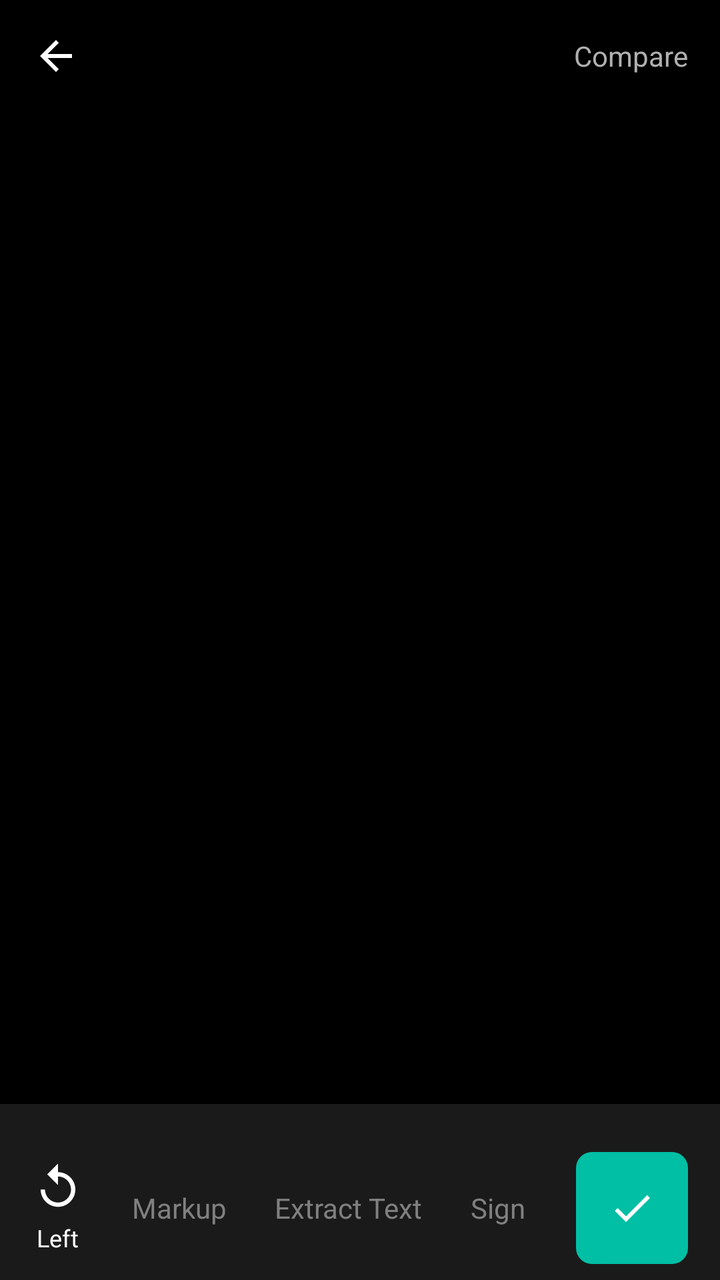
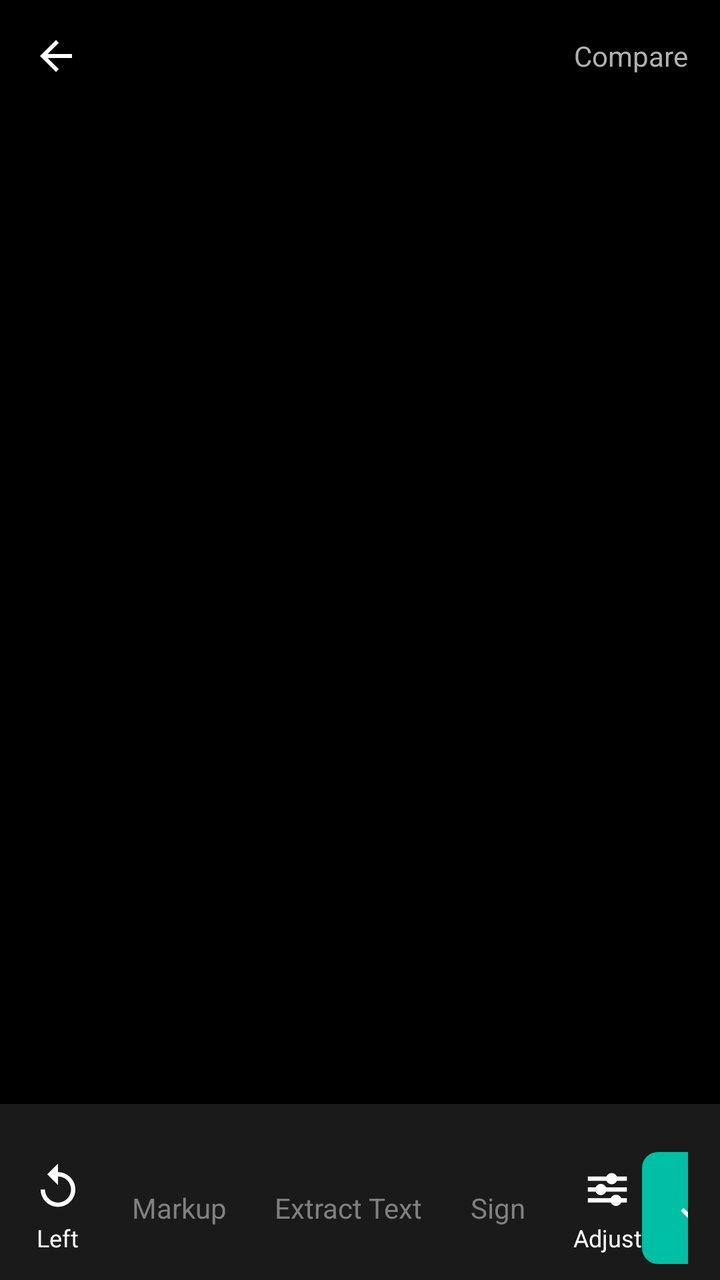

Screens rendered from an Android XML layout before and after an edit, with the pre-edit source and the edit as a unified diff.
<!-- AndroidManifest.xml: application theme Theme.Hakunaa -->
<!-- res/layout/activity_enhance.xml -->
<?xml version="1.0" encoding="utf-8"?>
<LinearLayout xmlns:android="http://schemas.android.com/apk/res/android"
    android:layout_width="match_parent"
    android:layout_height="match_parent"
    android:background="#000000"
    android:orientation="vertical">

    
    <LinearLayout
        android:layout_width="match_parent"
        android:layout_height="56dp"
        android:gravity="center_vertical"
        android:orientation="horizontal"
        android:paddingStart="8dp"
        android:paddingEnd="16dp">

        <ImageButton
            android:id="@+id/btnBack"
            android:layout_width="40dp"
            android:layout_height="40dp"
            android:background="@android:color/transparent"
            android:contentDescription="Back"
            android:src="@drawable/ic_arrow_back"
            android:tint="#FFFFFF" />

        <EditText
            android:id="@+id/etDocName"
            android:layout_width="0dp"
            android:layout_height="wrap_content"
            android:layout_marginStart="8dp"
            android:layout_weight="1"
            android:background="@android:color/transparent"
            android:textColor="#FFFFFF"
            android:textSize="18sp" />

        <TextView
            android:layout_width="wrap_content"
            android:layout_height="wrap_content"
            android:text="Compare"
            android:textColor="#B0B0B0"
            android:textSize="14sp" />
    </LinearLayout>

    
    <ImageView
        android:id="@+id/ivPage"
        android:layout_width="match_parent"
        android:layout_height="0dp"
        android:layout_weight="1"
        android:scaleType="fitCenter" />

    
    <HorizontalScrollView
        android:layout_width="match_parent"
        android:layout_height="wrap_content"
        android:background="#1A1A1A"
        android:paddingTop="8dp"
        android:paddingBottom="8dp">

        <LinearLayout
            android:id="@+id/filterRow"
            android:layout_width="wrap_content"
            android:layout_height="wrap_content"
            android:orientation="horizontal"
            android:paddingStart="8dp"
            android:paddingEnd="8dp" />
    </HorizontalScrollView>

    
    <LinearLayout
        android:id="@+id/adjustPanel"
        android:layout_width="match_parent"
        android:layout_height="wrap_content"
        android:background="#1A1A1A"
        android:orientation="vertical"
        android:paddingStart="16dp"
        android:paddingEnd="16dp"
        android:paddingTop="4dp"
        android:paddingBottom="8dp"
        android:visibility="gone">

        <LinearLayout
            android:layout_width="match_parent"
            android:layout_height="wrap_content"
            android:gravity="center_vertical"
            android:orientation="horizontal">

            <TextView
                android:layout_width="wrap_content"
                android:layout_height="wrap_content"
                android:text="Adjust"
                android:textColor="#FFFFFF"
                android:textSize="14sp"
                android:textStyle="bold" />

            <View
                android:layout_width="0dp"
                android:layout_height="0dp"
                android:layout_weight="1" />

            <TextView
                android:id="@+id/btnAdjustReset"
                android:layout_width="wrap_content"
                android:layout_height="wrap_content"
                android:padding="8dp"
                android:text="Reset"
                android:textColor="#00BFA5"
                android:textSize="14sp" />

            <TextView
                android:id="@+id/btnAdjustClose"
                android:layout_width="wrap_content"
                android:layout_height="wrap_content"
                android:padding="8dp"
                android:text="✕"
                android:textColor="#B0B0B0"
                android:textSize="14sp" />
        </LinearLayout>

        <LinearLayout
            android:layout_width="match_parent"
            android:layout_height="wrap_content"
            android:gravity="center_vertical"
            android:orientation="horizontal">

            <TextView
                android:layout_width="90dp"
                android:layout_height="wrap_content"
                android:text="Brightness"
                android:textColor="#B0B0B0"
                android:textSize="13sp" />

            <SeekBar
                android:id="@+id/seekBrightness"
                android:layout_width="0dp"
                android:layout_height="wrap_content"
                android:layout_weight="1"
                android:max="200"
                android:progress="100"
                android:progressTint="#00BFA5"
                android:thumbTint="#00BFA5" />

            <TextView
                android:id="@+id/tvBrightnessValue"
                android:layout_width="40dp"
                android:layout_height="wrap_content"
                android:gravity="end"
                android:text="0"
                android:textColor="#FFFFFF"
                android:textSize="13sp" />
        </LinearLayout>

        <LinearLayout
            android:layout_width="match_parent"
            android:layout_height="wrap_content"
            android:gravity="center_vertical"
            android:orientation="horizontal">

            <TextView
                android:layout_width="90dp"
                android:layout_height="wrap_content"
                android:text="Contrast"
                android:textColor="#B0B0B0"
                android:textSize="13sp" />

            <SeekBar
                android:id="@+id/seekContrast"
                android:layout_width="0dp"
                android:layout_height="wrap_content"
                android:layout_weight="1"
                android:max="150"
                android:progress="50"
                android:progressTint="#00BFA5"
                android:thumbTint="#00BFA5" />

            <TextView
                android:id="@+id/tvContrastValue"
                android:layout_width="40dp"
                android:layout_height="wrap_content"
                android:gravity="end"
                android:text="1.00"
                android:textColor="#FFFFFF"
                android:textSize="13sp" />
        </LinearLayout>

        <LinearLayout
            android:layout_width="match_parent"
            android:layout_height="wrap_content"
            android:gravity="center_vertical"
            android:orientation="horizontal">

            <TextView
                android:layout_width="90dp"
                android:layout_height="wrap_content"
                android:text="Sharpness"
                android:textColor="#B0B0B0"
                android:textSize="13sp" />

            <SeekBar
                android:id="@+id/seekSharpness"
                android:layout_width="0dp"
                android:layout_height="wrap_content"
                android:layout_weight="1"
                android:max="100"
                android:progress="0"
                android:progressTint="#00BFA5"
                android:thumbTint="#00BFA5" />

            <TextView
                android:id="@+id/tvSharpnessValue"
                android:layout_width="40dp"
                android:layout_height="wrap_content"
                android:gravity="end"
                android:text="0"
                android:textColor="#FFFFFF"
                android:textSize="13sp" />
        </LinearLayout>
    </LinearLayout>

    
    <LinearLayout
        android:id="@+id/applyAllRow"
        android:layout_width="match_parent"
        android:layout_height="wrap_content"
        android:background="#1A1A1A"
        android:gravity="center_vertical"
        android:orientation="horizontal"
        android:paddingStart="16dp"
        android:paddingEnd="16dp"
        android:paddingTop="4dp"
        android:paddingBottom="8dp"
        android:visibility="gone">

        <CheckBox
            android:id="@+id/cbApplyAll"
            android:layout_width="wrap_content"
            android:layout_height="wrap_content"
            android:buttonTint="#00BFA5"
            android:text="Apply to all pages"
            android:textColor="#FFFFFF"
            android:textSize="14sp" />

        <TextView
            android:id="@+id/tvApplyAllCount"
            android:layout_width="wrap_content"
            android:layout_height="wrap_content"
            android:layout_marginStart="8dp"
            android:text=""
            android:textColor="#808080"
            android:textSize="13sp" />
    </LinearLayout>

    
    <LinearLayout
        android:layout_width="match_parent"
        android:layout_height="72dp"
        android:background="#1A1A1A"
        android:gravity="center_vertical"
        android:orientation="horizontal"
        android:paddingStart="16dp"
        android:paddingEnd="16dp">

        <LinearLayout
            android:id="@+id/btnRotateLeft"
            android:layout_width="wrap_content"
            android:layout_height="wrap_content"
            android:gravity="center"
            android:orientation="vertical">

            <ImageView
                android:layout_width="26dp"
                android:layout_height="26dp"
                android:src="@drawable/ic_rotate_left"
                android:tint="#FFFFFF" />

            <TextView
                android:layout_width="wrap_content"
                android:layout_height="wrap_content"
                android:layout_marginTop="4dp"
                android:text="Left"
                android:textColor="#FFFFFF"
                android:textSize="12sp" />
        </LinearLayout>

        <TextView
            android:layout_width="wrap_content"
            android:layout_height="wrap_content"
            android:layout_marginStart="24dp"
            android:text="Markup"
            android:textColor="#808080"
            android:textSize="14sp" />

        <TextView
            android:layout_width="wrap_content"
            android:layout_height="wrap_content"
            android:layout_marginStart="24dp"
            android:text="Extract Text"
            android:textColor="#808080"
            android:textSize="14sp" />

        <TextView
            android:layout_width="wrap_content"
            android:layout_height="wrap_content"
            android:layout_marginStart="24dp"
            android:text="Sign"
            android:textColor="#808080"
            android:textSize="14sp" />

        <View
            android:layout_width="0dp"
            android:layout_height="0dp"
            android:layout_weight="1" />

        <ImageButton
            android:id="@+id/btnSave"
            android:layout_width="56dp"
            android:layout_height="56dp"
            android:background="@drawable/bg_teal_button"
            android:contentDescription="Save"
            android:src="@drawable/ic_check"
            android:tint="#FFFFFF" />
    </LinearLayout>
</LinearLayout>
<!-- resources referenced by this layout -->
<resources>
  <!-- drawable bg_teal_button (drawable) -->
  <?xml version="1.0" encoding="utf-8"?>
  <shape xmlns:android="http://schemas.android.com/apk/res/android"
      android:shape="rectangle">
      <corners android:radius="8dp" />
      <solid android:color="#00BFA5" />
  </shape>
  <!-- drawable ic_arrow_back (drawable) -->
  <vector xmlns:android="http://schemas.android.com/apk/res/android"
      android:width="24dp"
      android:height="24dp"
      android:viewportWidth="24"
      android:viewportHeight="24"
      android:tint="#111827">
      <path
          android:fillColor="#FF000000"
          android:pathData="M20,11H7.83l5.59,-5.59L12,4l-8,8 8,8 1.41,-1.41L7.83,13H20v-2z" />
  </vector>
  <!-- drawable ic_check (drawable) -->
  <?xml version="1.0" encoding="utf-8"?>
  <vector xmlns:android="http://schemas.android.com/apk/res/android"
      android:width="24dp"
      android:height="24dp"
      android:viewportWidth="24"
      android:viewportHeight="24">
      <path
          android:fillColor="#FFFFFF"
          android:pathData="M9,16.17L4.83,12l-1.42,1.41L9,19 21,7l-1.41,-1.41z" />
  </vector>
  <!-- drawable ic_rotate_left (drawable) -->
  <?xml version="1.0" encoding="utf-8"?>
  <vector xmlns:android="http://schemas.android.com/apk/res/android"
      android:width="24dp"
      android:height="24dp"
      android:viewportWidth="24"
      android:viewportHeight="24">
      <path
          android:fillColor="#FFFFFF"
          android:pathData="M12,5V1L7,6l5,5V7c3.31,0 6,2.69 6,6s-2.69,6 -6,6 -6,-2.69 -6,-6H4c0,4.42 3.58,8 8,8s8,-3.58 8,-8 -3.58,-8 -8,-8z" />
  </vector>
  <style name="Theme.Hakunaa" parent="Theme.Material3.Light.NoActionBar">
          <item name="colorPrimary">@color/hakunaa_primary</item>
          <item name="colorPrimaryDark">@color/hakunaa_primary_dark</item>
          <item name="colorOnPrimary">@color/hakunaa_on_primary</item>
          <item name="android:windowBackground">@color/hakunaa_background</item>
          <item name="colorSurface">@color/hakunaa_surface</item>
          <item name="android:textColorPrimary">@color/hakunaa_text</item>
          <item name="android:textColorSecondary">@color/hakunaa_text_secondary</item>
      </style>
  <color name="hakunaa_primary">#0B57D0</color>
  <color name="hakunaa_primary_dark">#0842A0</color>
  <color name="hakunaa_on_primary">#FFFFFF</color>
  <color name="hakunaa_background">#F6F7F9</color>
  <color name="hakunaa_surface">#FFFFFF</color>
  <color name="hakunaa_text">#111827</color>
  <color name="hakunaa_text_secondary">#5B6472</color>
</resources>

<!-- the commit's change to res/layout/activity_enhance.xml (unified diff, before → after) -->
@@ -305,6 +305,32 @@
             android:text="Sign"
             android:textColor="#808080"
             android:textSize="14sp" />
+
+        
+        <LinearLayout
+            android:id="@+id/btnAdjust"
+            android:layout_width="wrap_content"
+            android:layout_height="wrap_content"
+            android:layout_marginStart="24dp"
+            android:gravity="center"
+            android:orientation="vertical">
+
+            <ImageView
+                android:id="@+id/ivAdjustIcon"
+                android:layout_width="26dp"
+                android:layout_height="26dp"
+                android:src="@drawable/ic_tune"
+                android:tint="#FFFFFF" />
+
+            <TextView
+                android:id="@+id/tvAdjustLabel"
+                android:layout_width="wrap_content"
+                android:layout_height="wrap_content"
+                android:layout_marginTop="4dp"
+                android:text="Adjust"
+                android:textColor="#FFFFFF"
+                android:textSize="12sp" />
+        </LinearLayout>
 
         <View
             android:layout_width="0dp"
<!-- resource entries referenced after the edit -->
@@ -40,6 +40,32 @@
           android:fillColor="#FFFFFF"
           android:pathData="M12,5V1L7,6l5,5V7c3.31,0 6,2.69 6,6s-2.69,6 -6,6 -6,-2.69 -6,-6H4c0,4.42 3.58,8 8,8s8,-3.58 8,-8 -3.58,-8 -8,-8z" />
   </vector>
+  <!-- drawable ic_tune (drawable) -->
+  <?xml version="1.0" encoding="utf-8"?>
+  <vector xmlns:android="http://schemas.android.com/apk/res/android"
+      android:width="24dp"
+      android:height="24dp"
+      android:viewportWidth="24"
+      android:viewportHeight="24">
+      <path
+          android:fillColor="#FFFFFF"
+          android:pathData="M3,7h18v2H3z" />
+      <path
+          android:fillColor="#FFFFFF"
+          android:pathData="M3,12h18v2H3z" />
+      <path
+          android:fillColor="#FFFFFF"
+          android:pathData="M3,17h18v2H3z" />
+      <path
+          android:fillColor="#FFFFFF"
+          android:pathData="M11.4,8a2.6,2.6 0 1,0 5.2,0a2.6,2.6 0 1,0 -5.2,0" />
+      <path
+          android:fillColor="#FFFFFF"
+          android:pathData="M6.4,13a2.6,2.6 0 1,0 5.2,0a2.6,2.6 0 1,0 -5.2,0" />
+      <path
+          android:fillColor="#FFFFFF"
+          android:pathData="M13.4,18a2.6,2.6 0 1,0 5.2,0a2.6,2.6 0 1,0 -5.2,0" />
+  </vector>
   <style name="Theme.Hakunaa" parent="Theme.Material3.Light.NoActionBar">
           <item name="colorPrimary">@color/hakunaa_primary</item>
           <item name="colorPrimaryDark">@color/hakunaa_primary_dark</item>
